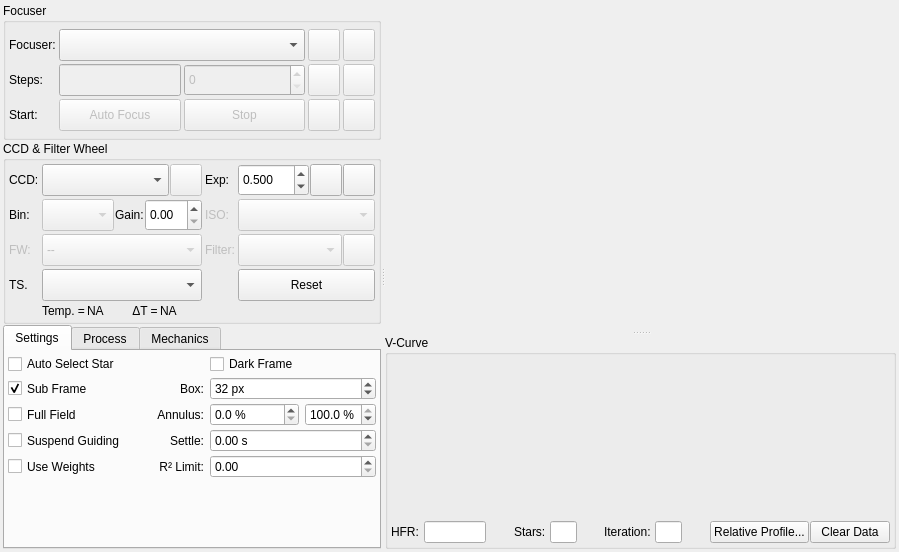
This is kstars/ekos/focus/focus.ui in KDE/kstars as Qt 5 draws it before an edit. The edited form follows.
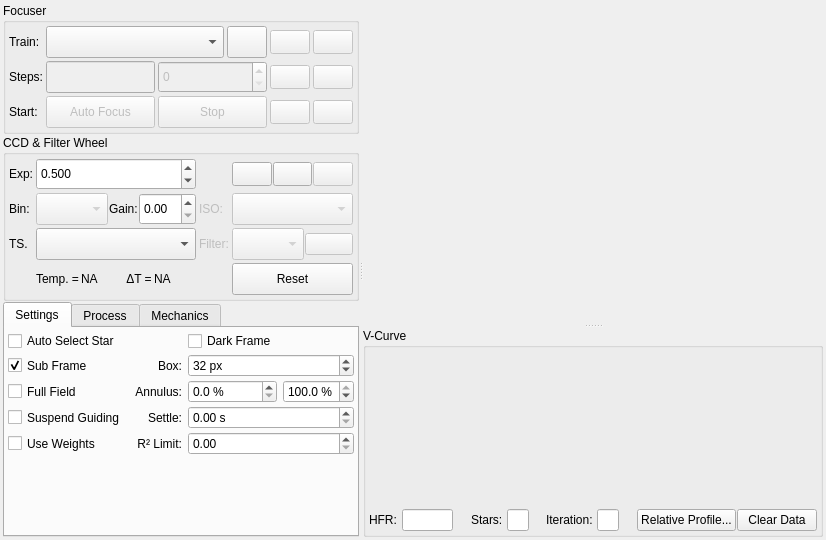
This is the edited form. Icons and pictures are not drawn. Custom widgets are drawn as their Qt base class.

Patch:
```diff
--- a/kstars/ekos/focus/focus.ui
+++ b/kstars/ekos/focus/focus.ui
@@ -6,8 +6,8 @@
    <rect>
     <x>0</x>
     <y>0</y>
-    <width>899</width>
-    <height>552</height>
+    <width>826</width>
+    <height>540</height>
    </rect>
   </property>
   <property name="layoutDirection">
@@ -55,36 +55,111 @@
            <number>3</number>
           </property>
           <property name="topMargin">
-           <number>6</number>
+           <number>3</number>
           </property>
           <property name="rightMargin">
            <number>3</number>
           </property>
           <property name="bottomMargin">
-           <number>6</number>
+           <number>3</number>
           </property>
           <property name="spacing">
            <number>3</number>
           </property>
+          <item row="0" column="0">
+           <widget class="QLabel" name="label_14">
+            <property name="text">
+             <string>Train:</string>
+            </property>
+           </widget>
+          </item>
           <item row="0" column="1" colspan="2">
-           <widget class="QComboBox" name="focuserCombo">
+           <layout class="QHBoxLayout" name="horizontalLayout_5" stretch="3,0">
+            <property name="spacing">
+             <number>3</number>
+            </property>
+            <item>
+             <widget class="QComboBox" name="opticalTrainCombo">
+              <property name="minimumSize">
+               <size>
+                <width>0</width>
+                <height>32</height>
+               </size>
+              </property>
+             </widget>
+            </item>
+            <item>
+             <widget class="QPushButton" name="trainB">
+              <property name="minimumSize">
+               <size>
+                <width>24</width>
+                <height>24</height>
+               </size>
+              </property>
+              <property name="maximumSize">
+               <size>
+                <width>16777215</width>
+                <height>32</height>
+               </size>
+              </property>
+              <property name="text">
+               <string/>
+              </property>
+              <property name="icon">
+               <iconset theme="document-edit">
+                <normaloff>.</normaloff>.</iconset>
+              </property>
+              <property name="iconSize">
+               <size>
+                <width>24</width>
+                <height>24</height>
+               </size>
+              </property>
+             </widget>
+            </item>
+           </layout>
+          </item>
+          <item row="0" column="3">
+           <widget class="QPushButton" name="focusInB">
+            <property name="enabled">
+             <bool>false</bool>
+            </property>
             <property name="minimumSize">
              <size>
-              <width>0</width>
-              <height>32</height>
+              <width>24</width>
+              <height>24</height>
+             </size>
+            </property>
+            <property name="toolTip">
+             <string>Focus In</string>
+            </property>
+            <property name="statusTip">
+             <string/>
+            </property>
+            <property name="text">
+             <string/>
+            </property>
+            <property name="icon">
+             <iconset theme="format-align-vertical-bottom">
+              <normaloff>.</normaloff>.</iconset>
+            </property>
+            <property name="iconSize">
+             <size>
+              <width>24</width>
+              <height>24</height>
              </size>
             </property>
            </widget>
           </item>
-          <item row="0" column="5">
+          <item row="0" column="4">
            <widget class="QPushButton" name="focusOutB">
             <property name="enabled">
              <bool>false</bool>
             </property>
-            <property name="maximumSize">
+            <property name="minimumSize">
              <size>
-              <width>32</width>
-              <height>32</height>
+              <width>24</width>
+              <height>24</height>
              </size>
             </property>
             <property name="toolTip">
@@ -102,14 +177,21 @@
             </property>
             <property name="iconSize">
              <size>
-              <width>28</width>
-              <height>28</height>
+              <width>24</width>
+              <height>24</height>
              </size>
             </property>
            </widget>
           </item>
-          <item row="2" column="2">
-           <widget class="QPushButton" name="stopFocusB">
+          <item row="1" column="0">
+           <widget class="QLabel" name="label_16">
+            <property name="text">
+             <string>Steps:</string>
+            </property>
+           </widget>
+          </item>
+          <item row="1" column="1">
+           <widget class="QLineEdit" name="absTicksLabel">
             <property name="enabled">
              <bool>false</bool>
             </property>
@@ -120,10 +202,13 @@
              </size>
             </property>
             <property name="toolTip">
-             <string>Stop Auto Focus process</string>
+             <string>Current absolute focuser position</string>
             </property>
-            <property name="text">
-             <string>Stop</string>
+            <property name="styleSheet">
+             <string notr="true">QLineEdit[readOnly=&quot;true&quot;] { color: gray }</string>
+            </property>
+            <property name="readOnly">
+             <bool>true</bool>
             </property>
            </widget>
           </item>
@@ -149,22 +234,15 @@
             </property>
            </widget>
           </item>
-          <item row="0" column="0">
-           <widget class="QLabel" name="label_14">
-            <property name="text">
-             <string>Focuser:</string>
-            </property>
-           </widget>
-          </item>
-          <item row="1" column="4">
+          <item row="1" column="3">
            <widget class="QPushButton" name="startGotoB">
             <property name="enabled">
              <bool>false</bool>
             </property>
-            <property name="maximumSize">
+            <property name="minimumSize">
              <size>
-              <width>32</width>
-              <height>32</height>
+              <width>24</width>
+              <height>24</height>
              </size>
             </property>
             <property name="toolTip">
@@ -185,44 +263,15 @@
             </property>
            </widget>
           </item>
-          <item row="1" column="1">
-           <widget class="QLineEdit" name="absTicksLabel">
-            <property name="enabled">
-             <bool>false</bool>
-            </property>
-            <property name="minimumSize">
-             <size>
-              <width>0</width>
-              <height>32</height>
-             </size>
-            </property>
-            <property name="toolTip">
-             <string>Current absolute focuser position</string>
-            </property>
-            <property name="styleSheet">
-             <string notr="true">QLineEdit[readOnly=&quot;true&quot;] { color: gray }</string>
-            </property>
-            <property name="readOnly">
-             <bool>true</bool>
-            </property>
-           </widget>
-          </item>
-          <item row="1" column="0">
-           <widget class="QLabel" name="label_16">
-            <property name="text">
-             <string>Steps:</string>
-            </property>
-           </widget>
-          </item>
-          <item row="1" column="5">
+          <item row="1" column="4">
            <widget class="QPushButton" name="stopGotoB">
             <property name="enabled">
              <bool>false</bool>
             </property>
-            <property name="maximumSize">
+            <property name="minimumSize">
              <size>
-              <width>32</width>
-              <height>32</height>
+              <width>24</width>
+              <height>24</height>
              </size>
             </property>
             <property name="toolTip">
@@ -243,6 +292,13 @@
             </property>
            </widget>
           </item>
+          <item row="2" column="0">
+           <widget class="QLabel" name="label_22">
+            <property name="text">
+             <string>Start:</string>
+            </property>
+           </widget>
+          </item>
           <item row="2" column="1">
            <widget class="QPushButton" name="startFocusB">
             <property name="enabled">
@@ -268,95 +324,34 @@
             </property>
            </widget>
           </item>
-          <item row="0" column="4">
-           <widget class="QPushButton" name="focusInB">
+          <item row="2" column="2">
+           <widget class="QPushButton" name="stopFocusB">
             <property name="enabled">
              <bool>false</bool>
             </property>
             <property name="minimumSize">
              <size>
-              <width>29</width>
-              <height>29</height>
-             </size>
-            </property>
-            <property name="maximumSize">
-             <size>
-              <width>32</width>
+              <width>0</width>
               <height>32</height>
              </size>
             </property>
             <property name="toolTip">
-             <string>Focus In</string>
+             <string>Stop Auto Focus process</string>
             </property>
-            <property name="statusTip">
-             <string/>
-            </property>
             <property name="text">
-             <string/>
+             <string>Stop</string>
             </property>
-            <property name="icon">
-             <iconset theme="format-align-vertical-bottom">
-              <normaloff>.</normaloff>.</iconset>
-            </property>
-            <property name="iconSize">
-             <size>
-              <width>28</width>
-              <height>28</height>
-             </size>
-            </property>
            </widget>
           </item>
-          <item row="2" column="0">
-           <widget class="QLabel" name="label_22">
-            <property name="text">
-             <string>Start:</string>
-            </property>
-           </widget>
-          </item>
-          <item row="2" column="5">
-           <widget class="QPushButton" name="startLoopB">
-            <property name="enabled">
-             <bool>false</bool>
-            </property>
-            <property name="minimumSize">
-             <size>
-              <width>32</width>
-              <height>32</height>
-             </size>
-            </property>
-            <property name="maximumSize">
-             <size>
-              <width>32</width>
-              <height>32</height>
-             </size>
-            </property>
-            <property name="toolTip">
-             <string>Start framing</string>
-            </property>
-            <property name="text">
-             <string/>
-            </property>
-            <property name="icon">
-             <iconset theme="media-playlist-repeat">
-              <normaloff>.</normaloff>.</iconset>
-            </property>
-            <property name="iconSize">
-             <size>
-              <width>28</width>
-              <height>28</height>
-             </size>
-            </property>
-           </widget>
-          </item>
-          <item row="2" column="4">
+          <item row="2" column="3">
            <widget class="QPushButton" name="captureB">
             <property name="enabled">
              <bool>false</bool>
             </property>
-            <property name="maximumSize">
+            <property name="minimumSize">
              <size>
-              <width>32</width>
-              <height>32</height>
+              <width>24</width>
+              <height>24</height>
              </size>
             </property>
             <property name="toolTip">
@@ -371,8 +366,37 @@
             </property>
             <property name="iconSize">
              <size>
-              <width>28</width>
-              <height>28</height>
+              <width>24</width>
+              <height>24</height>
+             </size>
+            </property>
+           </widget>
+          </item>
+          <item row="2" column="4">
+           <widget class="QPushButton" name="startLoopB">
+            <property name="enabled">
+             <bool>false</bool>
+            </property>
+            <property name="minimumSize">
+             <size>
+              <width>24</width>
+              <height>24</height>
+             </size>
+            </property>
+            <property name="toolTip">
+             <string>Start framing</string>
+            </property>
+            <property name="text">
+             <string/>
+            </property>
+            <property name="icon">
+             <iconset theme="media-playlist-repeat">
+              <normaloff>.</normaloff>.</iconset>
+            </property>
+            <property name="iconSize">
+             <size>
+              <width>24</width>
+              <height>24</height>
              </size>
             </property>
            </widget>
@@ -412,43 +436,12 @@
             <property name="spacing">
              <number>1</number>
             </property>
-            <item>
-             <widget class="QDoubleSpinBox" name="exposureIN">
-              <property name="minimumSize">
-               <size>
-                <width>0</width>
-                <height>32</height>
-               </size>
-              </property>
-              <property name="decimals">
-               <number>3</number>
-              </property>
-              <property name="minimum">
-               <double>0.001000000000000</double>
-              </property>
-              <property name="maximum">
-               <double>300.000000000000000</double>
-              </property>
-              <property name="singleStep">
-               <double>0.100000000000000</double>
-              </property>
-              <property name="value">
-               <double>0.500000000000000</double>
-              </property>
-             </widget>
-            </item>
             <item>
              <widget class="QPushButton" name="toggleFullScreenB">
               <property name="minimumSize">
                <size>
-                <width>32</width>
-                <height>32</height>
-               </size>
-              </property>
-              <property name="maximumSize">
-               <size>
-                <width>32</width>
-                <height>32</height>
+                <width>24</width>
+                <height>24</height>
                </size>
               </property>
               <property name="toolTip">
@@ -459,8 +452,8 @@
               </property>
               <property name="iconSize">
                <size>
-                <width>28</width>
-                <height>28</height>
+                <width>24</width>
+                <height>24</height>
                </size>
               </property>
              </widget>
@@ -469,14 +462,8 @@
              <widget class="QPushButton" name="showFITSViewerB">
               <property name="minimumSize">
                <size>
-                <width>32</width>
-                <height>32</height>
-               </size>
-              </property>
-              <property name="maximumSize">
-               <size>
-                <width>32</width>
-                <height>32</height>
+                <width>24</width>
+                <height>24</height>
                </size>
               </property>
               <property name="toolTip">
@@ -487,12 +474,44 @@
               </property>
               <property name="iconSize">
                <size>
-                <width>28</width>
-                <height>28</height>
+                <width>24</width>
+                <height>24</height>
                </size>
               </property>
              </widget>
             </item>
+            <item>
+             <widget class="QPushButton" name="liveVideoB">
+              <property name="enabled">
+               <bool>false</bool>
+              </property>
+              <property name="minimumSize">
+               <size>
+                <width>24</width>
+                <height>24</height>
+               </size>
+              </property>
+              <property name="toolTip">
+               <string>Live Video</string>
+              </property>
+              <property name="text">
+               <string/>
+              </property>
+              <property name="icon">
+               <iconset theme="camera-off">
+                <normaloff>.</normaloff>.</iconset>
+              </property>
+              <property name="iconSize">
+               <size>
+                <width>24</width>
+                <height>24</height>
+               </size>
+              </property>
+              <property name="checkable">
+               <bool>true</bool>
+              </property>
+             </widget>
+            </item>
            </layout>
           </item>
           <item row="1" column="2">
@@ -505,45 +524,6 @@
             </property>
            </widget>
           </item>
-          <item row="3" column="1">
-           <widget class="QComboBox" name="temperatureSourceCombo">
-            <property name="minimumSize">
-             <size>
-              <width>0</width>
-              <height>32</height>
-             </size>
-            </property>
-            <property name="toolTip">
-             <string>Select focuser temperature source</string>
-            </property>
-           </widget>
-          </item>
-          <item row="3" column="0">
-           <widget class="QLabel" name="temperatureSourceLabel">
-            <property name="toolTip">
-             <string>Focuser temperature source</string>
-            </property>
-            <property name="text">
-             <string>TS.</string>
-            </property>
-           </widget>
-          </item>
-          <item row="2" column="0">
-           <widget class="QLabel" name="FilterCaptureLabel">
-            <property name="enabled">
-             <bool>false</bool>
-            </property>
-            <property name="toolTip">
-             <string>Filter Wheel</string>
-            </property>
-            <property name="whatsThis">
-             <string/>
-            </property>
-            <property name="text">
-             <string>FW:</string>
-            </property>
-           </widget>
-          </item>
           <item row="2" column="2">
            <widget class="QLabel" name="FilterPosLabel">
             <property name="enabled">
@@ -606,50 +586,27 @@
              <number>1</number>
             </property>
             <item>
-             <widget class="QComboBox" name="CCDCaptureCombo">
+             <widget class="QDoubleSpinBox" name="exposureIN">
               <property name="minimumSize">
                <size>
                 <width>0</width>
                 <height>32</height>
                </size>
               </property>
-             </widget>
-            </item>
-            <item>
-             <widget class="QPushButton" name="liveVideoB">
-              <property name="enabled">
-               <bool>false</bool>
+              <property name="decimals">
+               <number>3</number>
               </property>
-              <property name="minimumSize">
-               <size>
-                <width>32</width>
-                <height>32</height>
-               </size>
+              <property name="minimum">
+               <double>0.001000000000000</double>
               </property>
-              <property name="maximumSize">
-               <size>
-                <width>32</width>
-                <height>32</height>
-               </size>
+              <property name="maximum">
+               <double>300.000000000000000</double>
               </property>
-              <property name="toolTip">
-               <string>Live Video</string>
+              <property name="singleStep">
+               <double>0.100000000000000</double>
               </property>
-              <property name="text">
-               <string/>
-              </property>
-              <property name="icon">
-               <iconset theme="camera-off">
-                <normaloff>.</normaloff>.</iconset>
-              </property>
-              <property name="iconSize">
-               <size>
-                <width>28</width>
-                <height>28</height>
-               </size>
-              </property>
-              <property name="checkable">
-               <bool>true</bool>
+              <property name="value">
+               <double>0.500000000000000</double>
               </property>
              </widget>
             </item>
@@ -718,18 +675,6 @@
               <property name="enabled">
                <bool>false</bool>
               </property>
-              <property name="minimumSize">
-               <size>
-                <width>32</width>
-                <height>32</height>
-               </size>
-              </property>
-              <property name="maximumSize">
-               <size>
-                <width>32</width>
-                <height>32</height>
-               </size>
-              </property>
               <property name="toolTip">
                <string>Filter Settings</string>
               </property>
@@ -742,15 +687,15 @@
               </property>
               <property name="iconSize">
                <size>
-                <width>28</width>
-                <height>28</height>
+                <width>24</width>
+                <height>24</height>
                </size>
               </property>
              </widget>
             </item>
            </layout>
           </item>
-          <item row="0" column="2">
+          <item row="0" column="0">
            <widget class="QLabel" name="label_7">
             <property name="toolTip">
              <string>Exposure time in seconds</string>
@@ -760,38 +705,30 @@
             </property>
            </widget>
           </item>
+          <item row="2" column="0">
+           <widget class="QLabel" name="temperatureSourceLabel">
+            <property name="toolTip">
+             <string>Focuser temperature source</string>
+            </property>
+            <property name="text">
+             <string>TS.</string>
+            </property>
+           </widget>
+          </item>
           <item row="2" column="1">
-           <widget class="QComboBox" name="FilterDevicesCombo">
-            <property name="enabled">
-             <bool>false</bool>
-            </property>
+           <widget class="QComboBox" name="temperatureSourceCombo">
             <property name="minimumSize">
              <size>
               <width>0</width>
               <height>32</height>
              </size>
             </property>
-            <item>
-             <property name="text">
-              <string>--</string>
-             </property>
-            </item>
-           </widget>
-          </item>
-          <item row="0" column="0">
-           <widget class="QLabel" name="textLabel1_6">
             <property name="toolTip">
-             <string/>
-            </property>
-            <property name="whatsThis">
-             <string/>
-            </property>
-            <property name="text">
-             <string>CCD:</string>
+             <string>Select focuser temperature source</string>
             </property>
            </widget>
           </item>
-          <item row="4" column="1">
+          <item row="3" column="1">
            <layout class="QHBoxLayout" name="horizontalLayout_11" stretch="0,1,0,1">
             <property name="spacing">
              <number>2</number>
@@ -1160,12 +1097,12 @@
                <property name="maximum">
                 <double>1.000000000000000</double>
                </property>
-              <property name="value">
-                <number>0.9</number>
-               </property>
                <property name="singleStep">
                 <double>0.010000000000000</double>
                </property>
+               <property name="value">
+                <double>0.000000000000000</double>
+               </property>
               </widget>
              </item>
             </layout>
```
Left out of the diff: 6 changed lines with no effect on the pictures.
